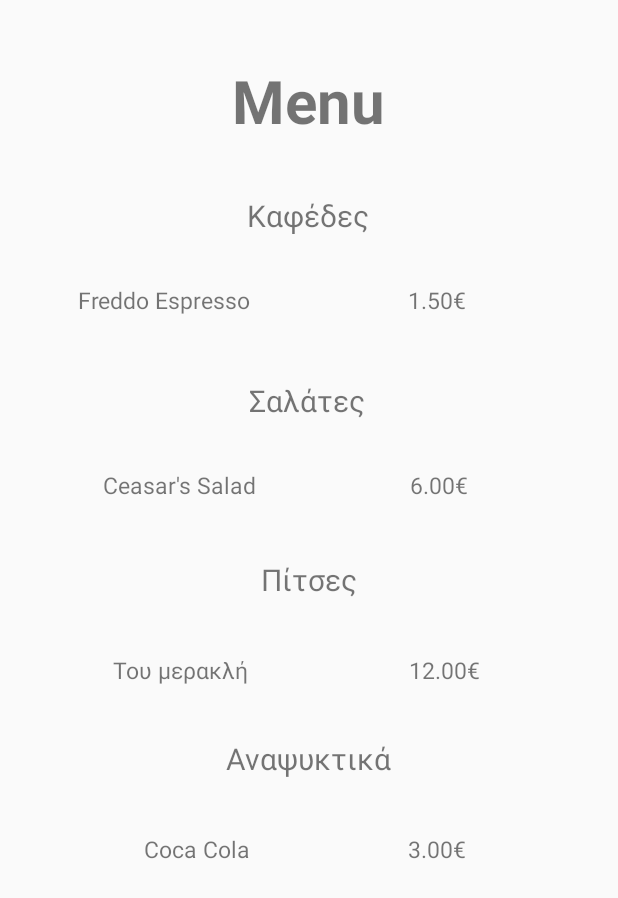
After one commit to athvag/dineasy, an Android app: the layout menu.xml on its own in the app's theme, with its tools: preview values and no code run, on a phone screen of 412 x 824 dp. The commit adds this screen. Shown: the top 898 px of the screen. Run offline under Robolectric (Android 15) with nearby library versions, the phone set to English and light mode, and no system bars.

Commit message:
Class Refinements

```diff
--- a/app/src/main/java/com/example/dineasy/Popup.java
+++ b/app/src/main/java/com/example/dineasy/Popup.java
@@ -3,6 +3,7 @@ package com.example.dineasy;
 import android.app.Activity;
 import android.os.Bundle;
 import android.util.DisplayMetrics;
+import android.view.View;
 import android.widget.TextView;
 
 import androidx.annotation.Nullable;
@@ -24,4 +25,8 @@ public class Popup extends MapsActivity {
         getWindow().setLayout((int)(width*.9),(int)(height*.5));
 
     }
+
+    public void showMenu(View view){
+        setContentView(R.layout.menu);
+    }
 }
--- /dev/null
+++ b/app/src/main/res/layout/menu.xml
@@ -0,0 +1,175 @@
+<?xml version="1.0" encoding="utf-8"?>
+<androidx.constraintlayout.widget.ConstraintLayout xmlns:android="http://schemas.android.com/apk/res/android"
+    xmlns:app="http://schemas.android.com/apk/res-auto"
+    xmlns:tools="http://schemas.android.com/tools"
+    android:id="@+id/linearLayout"
+    android:layout_width="match_parent"
+    android:layout_height="match_parent"
+    android:orientation="vertical" >
+
+    <ScrollView
+        android:layout_width="match_parent"
+        android:layout_height="match_parent">
+
+        <androidx.constraintlayout.widget.ConstraintLayout
+            android:layout_width="match_parent"
+            android:layout_height="wrap_content">
+
+            <TextView
+                android:id="@+id/MenuHeader"
+                android:layout_width="wrap_content"
+                android:layout_height="wrap_content"
+                android:layout_marginTop="40dp"
+                android:text="Menu"
+                android:textSize="40dp"
+                android:textStyle="bold"
+                app:layout_constraintEnd_toEndOf="parent"
+                app:layout_constraintHorizontal_bias="0.498"
+                app:layout_constraintStart_toStartOf="parent"
+                app:layout_constraintTop_toTopOf="parent" />
+
+            <TextView
+                android:id="@+id/Pizza"
+                android:layout_width="wrap_content"
+                android:layout_height="wrap_content"
+                android:layout_marginTop="92dp"
+                android:text="Πίτσες"
+                android:textSize="20dp"
+                app:layout_constraintEnd_toEndOf="parent"
+                app:layout_constraintStart_toStartOf="parent"
+                app:layout_constraintTop_toBottomOf="@+id/Salad" />
+
+            <TextView
+                android:id="@+id/bevName"
+                android:layout_width="wrap_content"
+                android:layout_height="wrap_content"
+                android:layout_marginTop="36dp"
+                android:text="Coca Cola"
+                android:textSize="15dp"
+                app:layout_constraintEnd_toEndOf="parent"
+                app:layout_constraintHorizontal_bias="0.281"
+                app:layout_constraintStart_toStartOf="parent"
+                app:layout_constraintTop_toBottomOf="@+id/Beverages" />
+
+            <TextView
+                android:id="@+id/Coffee"
+                android:layout_width="wrap_content"
+                android:layout_height="wrap_content"
+                android:layout_marginTop="36dp"
+                android:text="Καφέδες"
+                android:textSize="20dp"
+                app:layout_constraintEnd_toEndOf="parent"
+                app:layout_constraintHorizontal_bias="0.498"
+                app:layout_constraintStart_toStartOf="parent"
+                app:layout_constraintTop_toBottomOf="@+id/MenuHeader" />
+
+            <TextView
+                android:id="@+id/bevPrice"
+                android:layout_width="wrap_content"
+                android:layout_height="wrap_content"
+                android:layout_marginTop="32dp"
+                android:text="1.50€"
+                android:textSize="15dp"
+                app:layout_constraintEnd_toEndOf="parent"
+                app:layout_constraintHorizontal_bias="0.509"
+                app:layout_constraintStart_toEndOf="@+id/Freddo"
+                app:layout_constraintTop_toBottomOf="@+id/Coffee" />
+
+            <TextView
+                android:id="@+id/Beverages"
+                android:layout_width="wrap_content"
+                android:layout_height="wrap_content"
+                android:layout_marginTop="92dp"
+                android:text="Αναψυκτικά"
+                android:textSize="20dp"
+                app:layout_constraintEnd_toEndOf="parent"
+                app:layout_constraintStart_toStartOf="parent"
+                app:layout_constraintTop_toBottomOf="@+id/Pizza" />
+
+            <TextView
+                android:id="@+id/SaladPrice"
+                android:layout_width="wrap_content"
+                android:layout_height="wrap_content"
+                android:layout_marginTop="32dp"
+                android:text="6.00€"
+                android:textSize="15dp"
+                app:layout_constraintEnd_toEndOf="parent"
+                app:layout_constraintHorizontal_bias="0.504"
+                app:layout_constraintStart_toEndOf="@+id/Ceasars"
+                app:layout_constraintTop_toBottomOf="@+id/Salad" />
+
+            <TextView
+                android:id="@+id/Salad"
+                android:layout_width="wrap_content"
+                android:layout_height="wrap_content"
+                android:layout_marginTop="96dp"
+                android:text="Σαλάτες"
+                android:textSize="20dp"
+                app:layout_constraintEnd_toEndOf="parent"
+                app:layout_constraintHorizontal_bias="0.498"
+                app:layout_constraintStart_toStartOf="parent"
+                app:layout_constraintTop_toBottomOf="@+id/Coffee" />
+
+            <TextView
+                android:id="@+id/coffePrice"
+                android:layout_width="wrap_content"
+                android:layout_height="wrap_content"
+                android:layout_marginTop="36dp"
+                android:text="3.00€"
+                android:textSize="15dp"
+                app:layout_constraintEnd_toEndOf="parent"
+                app:layout_constraintHorizontal_bias="0.509"
+                app:layout_constraintStart_toEndOf="@+id/bevName"
+                app:layout_constraintTop_toBottomOf="@+id/Beverages" />
+
+            <TextView
+                android:id="@+id/Ceasars"
+                android:layout_width="wrap_content"
+                android:layout_height="wrap_content"
+                android:layout_marginTop="32dp"
+                android:text="Ceasar's Salad"
+                android:textSize="15dp"
+                app:layout_constraintEnd_toEndOf="parent"
+                app:layout_constraintHorizontal_bias="0.222"
+                app:layout_constraintStart_toStartOf="parent"
+                app:layout_constraintTop_toBottomOf="@+id/Salad" />
+
+            <TextView
+                android:id="@+id/PizzaName"
+                android:layout_width="wrap_content"
+                android:layout_height="wrap_content"
+                android:layout_marginTop="36dp"
+                android:text="Του μερακλή"
+                android:textSize="15dp"
+                app:layout_constraintEnd_toStartOf="@+id/PizzaPrice"
+                app:layout_constraintHorizontal_bias="0.414"
+                app:layout_constraintStart_toStartOf="parent"
+                app:layout_constraintTop_toBottomOf="@+id/Pizza" />
+
+            <TextView
+                android:id="@+id/PizzaPrice"
+                android:layout_width="wrap_content"
+                android:layout_height="wrap_content"
+                android:layout_marginTop="36dp"
+                android:layout_marginEnd="92dp"
+                android:layout_marginRight="92dp"
+                android:text="12.00€"
+                android:textSize="15dp"
+                app:layout_constraintEnd_toEndOf="parent"
+                app:layout_constraintTop_toBottomOf="@+id/Pizza" />
+
+            <TextView
+                android:id="@+id/Freddo"
+                android:layout_width="wrap_content"
+                android:layout_height="wrap_content"
+                android:layout_marginTop="32dp"
+                android:text="Freddo Espresso"
+                android:textSize="15dp"
+                app:layout_constraintEnd_toEndOf="parent"
+                app:layout_constraintHorizontal_bias="0.176"
+                app:layout_constraintStart_toStartOf="parent"
+                app:layout_constraintTop_toBottomOf="@+id/Coffee" />
+        </androidx.constraintlayout.widget.ConstraintLayout>
+    </ScrollView>
+
+</androidx.constraintlayout.widget.ConstraintLayout>
--- a/app/src/main/res/layout/popup_window.xml
+++ b/app/src/main/res/layout/popup_window.xml
@@ -11,6 +11,7 @@
         android:layout_width="137dp"
         android:layout_height="53dp"
         android:background="@drawable/rounded_button"
+        android:onClick="showMenu"
         android:padding="15dp"
         android:stateListAnimator="@null"
         android:text="Menu"
```
